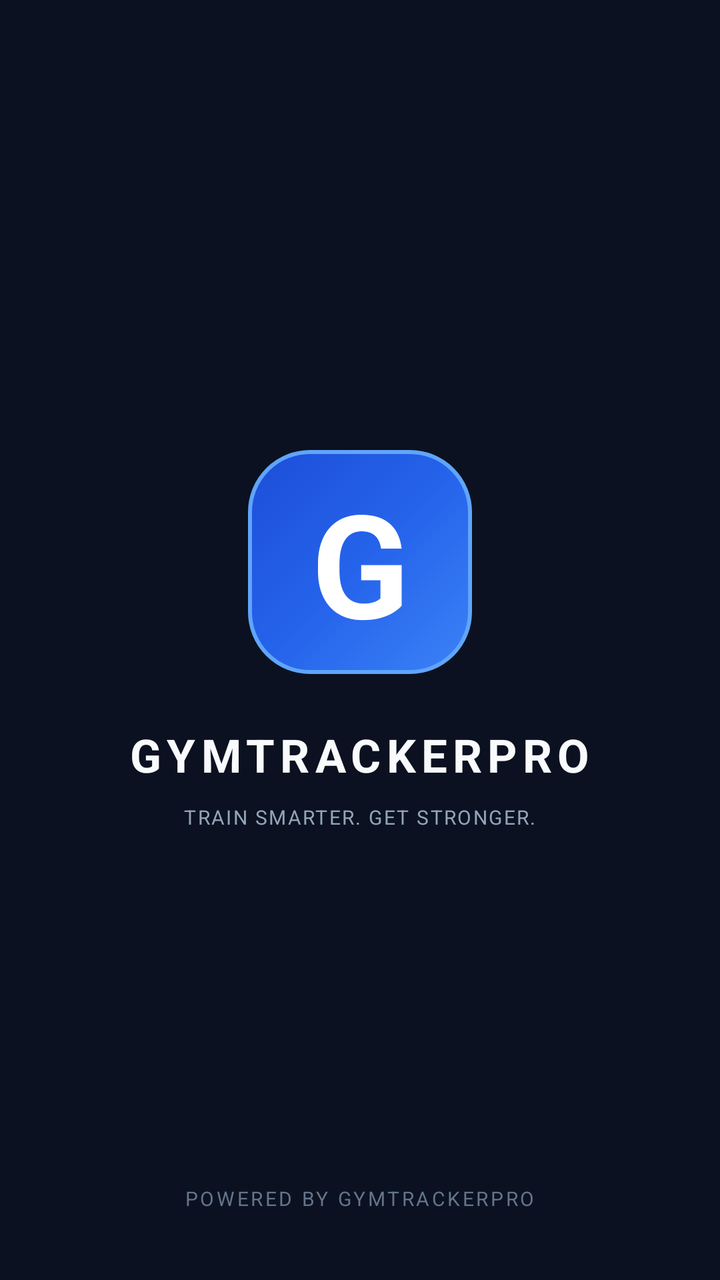
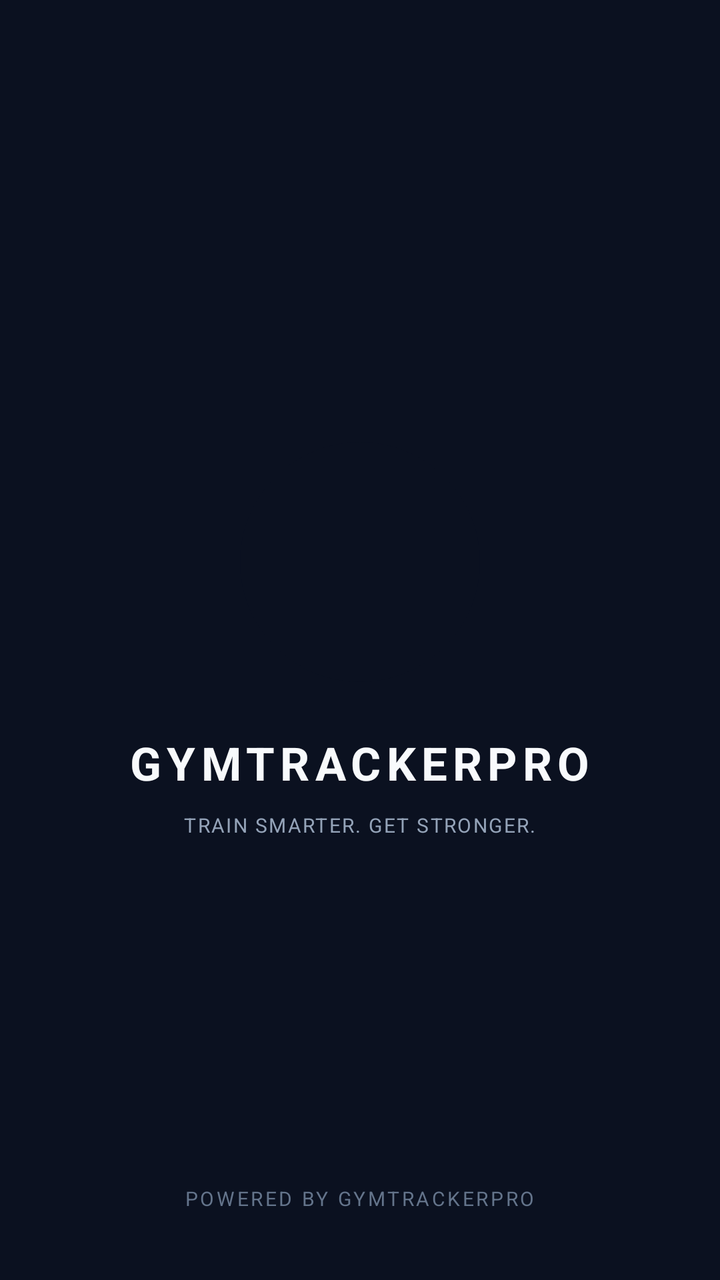

Two renders of the same Android screen: before a commit and after it. Below are the layout's source before the change and the commit's diff.
<!-- AndroidManifest.xml: application theme Theme.GymTrackerPro -->
<!-- res/layout/activity_splash.xml -->
<?xml version="1.0" encoding="utf-8"?>
<androidx.constraintlayout.widget.ConstraintLayout
    xmlns:android="http://schemas.android.com/apk/res/android"
    xmlns:app="http://schemas.android.com/apk/res-auto"
    android:layout_width="match_parent"
    android:layout_height="match_parent"
    android:background="#0B1120">

    <LinearLayout
        android:id="@+id/splashBrand"
        android:layout_width="wrap_content"
        android:layout_height="wrap_content"
        android:gravity="center"
        android:orientation="vertical"
        app:layout_constraintTop_toTopOf="parent"
        app:layout_constraintBottom_toBottomOf="parent"
        app:layout_constraintStart_toStartOf="parent"
        app:layout_constraintEnd_toEndOf="parent">

        <TextView
            android:layout_width="112dp"
            android:layout_height="112dp"
            android:background="@drawable/bg_splash_logo"
            android:gravity="center"
            android:text="G"
            android:textColor="#FFFFFF"
            android:textSize="72sp"
            android:textStyle="bold" />

        <TextView
            android:layout_width="wrap_content"
            android:layout_height="wrap_content"
            android:layout_marginTop="25dp"
            android:letterSpacing="0.12"
            android:text="GYMTRACKERPRO"
            android:textColor="#F8FAFC"
            android:textSize="23sp"
            android:textStyle="bold" />

        <TextView
            android:layout_width="wrap_content"
            android:layout_height="wrap_content"
            android:layout_marginTop="9dp"
            android:letterSpacing="0.08"
            android:text="TRAIN SMARTER. GET STRONGER."
            android:textColor="#94A3B8"
            android:textSize="10sp" />

    </LinearLayout>

    <TextView
        android:layout_width="wrap_content"
        android:layout_height="wrap_content"
        android:layout_marginBottom="34dp"
        android:text="POWERED BY GYMTRACKERPRO"
        android:textColor="#64748B"
        android:textSize="10sp"
        android:letterSpacing="0.12"
        app:layout_constraintBottom_toBottomOf="parent"
        app:layout_constraintStart_toStartOf="parent"
        app:layout_constraintEnd_toEndOf="parent" />

</androidx.constraintlayout.widget.ConstraintLayout>
<!-- resources referenced by this layout -->
<resources>
  <!-- drawable bg_splash_logo (drawable) -->
  <?xml version="1.0" encoding="utf-8"?>
  <shape xmlns:android="http://schemas.android.com/apk/res/android"
      android:shape="rectangle">
  
      <corners android:radius="30dp" />
  
      <gradient
          android:angle="135"
          android:startColor="#3B82F6"
          android:centerColor="#2563EB"
          android:endColor="#1D4ED8"
          android:type="linear" />
  
      <stroke
          android:width="2dp"
          android:color="#60A5FA" />
  
  </shape>
  <style name="Theme.GymTrackerPro" parent="Base.Theme.GymTrackerPro" />
  <style name="Base.Theme.GymTrackerPro" parent="Theme.Material3.Dark.NoActionBar">
          <item name="colorPrimary">@color/gt_blue</item>
          <item name="colorSurface">@color/gt_surface</item>
          <item name="android:windowBackground">@color/gt_background</item>
  
          
          <item name="android:statusBarColor">@color/gt_background</item>
          <item name="android:navigationBarColor">@color/gt_background</item>
          <item name="android:windowLightStatusBar">false</item>
      </style>
  <color name="gt_blue">#60A5FA</color>
  <color name="gt_surface">#151F33</color>
  <color name="gt_background">#0B1120</color>
</resources>

<!-- the commit's change to res/layout/activity_splash.xml (unified diff, before → after) -->
@@ -17,15 +17,14 @@
         app:layout_constraintStart_toStartOf="parent"
         app:layout_constraintEnd_toEndOf="parent">
 
-        <TextView
-            android:layout_width="112dp"
-            android:layout_height="112dp"
+        <ImageView
+            android:layout_width="120dp"
+            android:layout_height="120dp"
             android:background="@drawable/bg_splash_logo"
-            android:gravity="center"
-            android:text="G"
-            android:textColor="#FFFFFF"
-            android:textSize="72sp"
-            android:textStyle="bold" />
+            android:padding="12dp"
+            android:src="@mipmap/ic_launcher"
+            android:scaleType="fitCenter"
+            android:contentDescription="GymTrackerPro Logo" />
 
         <TextView
             android:layout_width="wrap_content"
<!-- resource entries referenced after the edit -->
@@ -5,21 +5,20 @@
   <shape xmlns:android="http://schemas.android.com/apk/res/android"
       android:shape="rectangle">
   
-      <corners android:radius="30dp" />
+      <solid android:color="#0B1120" />
   
-      <gradient
-          android:angle="135"
-          android:startColor="#3B82F6"
-          android:centerColor="#2563EB"
-          android:endColor="#1D4ED8"
-          android:type="linear" />
-  
-      <stroke
-          android:width="2dp"
-          android:color="#60A5FA" />
+      <corners android:radius="60dp" />
   
   </shape>
+  <!-- mipmap ic_launcher (mipmap-anydpi-v26) -->
+  <?xml version="1.0" encoding="utf-8"?>
+  <adaptive-icon xmlns:android="http://schemas.android.com/apk/res/android">
+      <background android:drawable="@drawable/ic_launcher_background"/>
+      <foreground android:drawable="@mipmap/ic_launcher_foreground"/>
+      <monochrome android:drawable="@mipmap/ic_launcher_foreground"/>
+  </adaptive-icon>
   <style name="Theme.GymTrackerPro" parent="Base.Theme.GymTrackerPro" />
+  <!-- drawable ic_launcher_background: vector/xml drawable (drawable, 4866 chars, omitted) -->
   <style name="Base.Theme.GymTrackerPro" parent="Theme.Material3.Dark.NoActionBar">
           <item name="colorPrimary">@color/gt_blue</item>
           <item name="colorSurface">@color/gt_surface</item>
